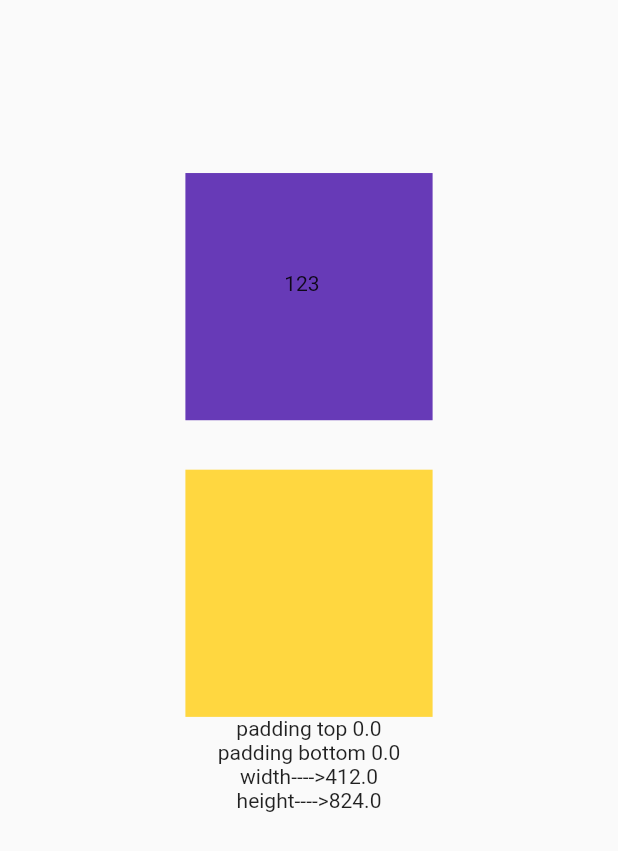
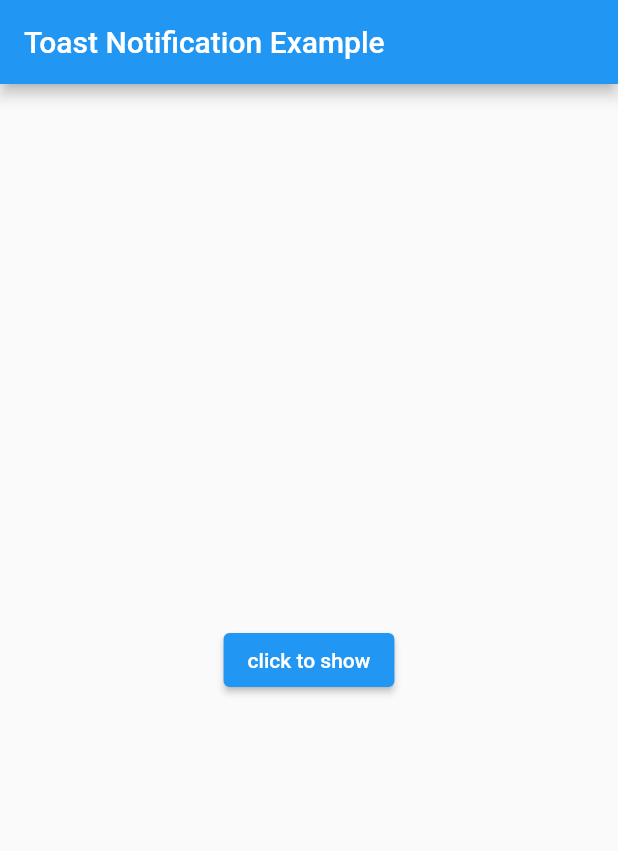
Before and after one commit to panchaniurvisha/my_new_app, a Flutter app: the screen it shows after launch, on a phone screen of 412 x 824 dp. Shown: the top 851 px of the screen. Run offline on Flutter 3.47's test engine with Material 2 defaults, Android fonts, the phone set to English and light mode, and no system bars; our stand-ins replace fluttertoast, image_picker, video_player.

Commit message:
"26/4/2023"

```diff
--- a/lib/main.dart
+++ b/lib/main.dart
@@ -1,5 +1,5 @@
 import 'package:flutter/material.dart';
-import 'package:my_app/media_query_one.dart';
+import 'package:my_app/toast_example.dart';
 
 void main() {
   runApp(const MyApp());
@@ -15,6 +15,6 @@ class MyApp extends StatelessWidget {
             //fontFamily: ''Dancing Script',
             primarySwatch: Colors.blue),
         debugShowCheckedModeBanner: false,
-        home: const MediaQueryOne());
+        home: const ToastExample());
   }
 }
--- /dev/null
+++ b/lib/toast_example.dart
@@ -0,0 +1,38 @@
+import 'package:flutter/material.dart';
+import 'package:fluttertoast/fluttertoast.dart';
+
+class ToastExample extends StatefulWidget {
+  const ToastExample({Key? key}) : super(key: key);
+
+  @override
+  State<ToastExample> createState() => _ToastExampleState();
+}
+
+class _ToastExampleState extends State<ToastExample> {
+  void showToast() {
+    Fluttertoast.showToast(
+        msg: 'This is toast notification',
+        toastLength: Toast.LENGTH_SHORT,
+        gravity: ToastGravity.BOTTOM,
+        backgroundColor: Colors.red,
+        textColor: Colors.yellow);
+  }
+
+  @override
+  Widget build(BuildContext context) {
+    return Scaffold(
+      appBar: AppBar(
+        title: const Text('Toast Notification Example'),
+      ),
+      body: Padding(
+        padding: const EdgeInsets.all(15.0),
+        child: Center(
+          child: ElevatedButton(
+            onPressed: showToast,
+            child: const Text('click to show'),
+          ),
+        ),
+      ),
+    );
+  }
+}
--- a/pubspec.yaml
+++ b/pubspec.yaml
@@ -38,6 +38,7 @@ dependencies:
   cupertino_icons: ^1.0.2
   image_picker: ^0.8.7+3
   video_player: ^2.6.1
+  fluttertoast: ^8.2.1
 
 dev_dependencies:
   flutter_test:
```
Also changed, not shown: pubspec.lock.
